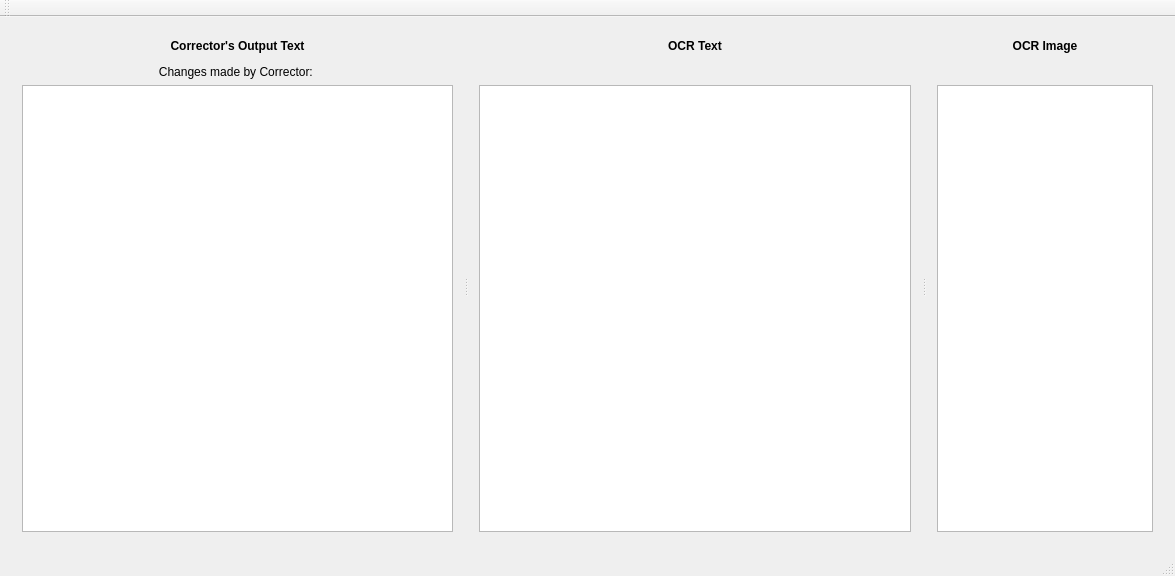
Old version of the form FrameWorkCode/interndiffview.ui in the repository UDAAN-LEAP/leap-pe-tool.
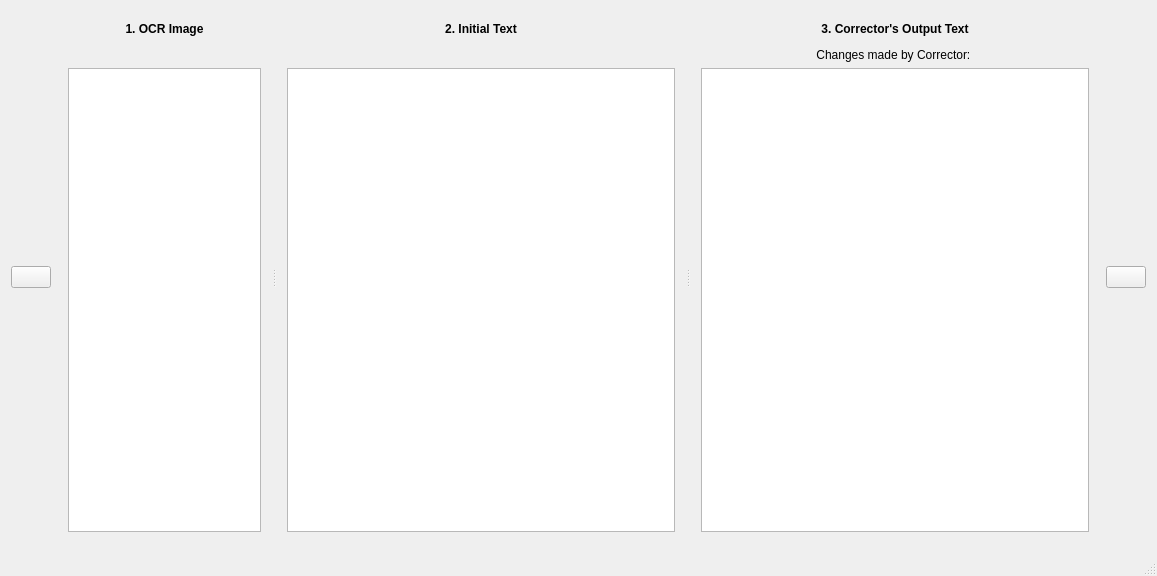
New version of the form. Icons and pictures are not drawn.

Commit message: Added Compare corrector and verifier

Diff of the .ui file:
```diff
--- a/FrameWorkCode/interndiffview.ui
+++ b/FrameWorkCode/interndiffview.ui
@@ -6,7 +6,7 @@
    <rect>
     <x>0</x>
     <y>0</y>
-    <width>1175</width>
+    <width>1157</width>
     <height>576</height>
    </rect>
   </property>
@@ -15,84 +15,28 @@
   </property>
   <widget class="QWidget" name="centralWidget">
    <layout class="QHBoxLayout" name="horizontalLayout">
+    <item>
+     <widget class="QPushButton" name="prevButton">
+      <property name="text">
+       <string/>
+      </property>
+      <property name="icon">
+       <iconset>
+        <normaloff>../../../../Downloads/previous.png</normaloff>../../../../Downloads/previous.png</iconset>
+      </property>
+     </widget>
+    </item>
     <item>
      <widget class="QSplitter" name="splitter">
       <property name="orientation">
        <enum>Qt::Horizontal</enum>
       </property>
-      <widget class="QWidget" name="">
+      <widget class="QWidget" name="layoutWidget">
        <layout class="QVBoxLayout" name="verticalLayout_3">
         <item>
-         <widget class="QLabel" name="InternLabel">
-          <property name="text">
-           <string>&lt;p&gt;&lt;b&gt;Corrector's Output Text&lt;/b&gt;&lt;/p&gt;Changes made by Corrector: </string>
-          </property>
-          <property name="alignment">
-           <set>Qt::AlignCenter</set>
-          </property>
-         </widget>
-        </item>
-        <item>
-         <widget class="QTextBrowser" name="current">
-          <property name="font">
-           <font>
-            <family>Shobhika</family>
-            <pointsize>11</pointsize>
-            <weight>75</weight>
-            <bold>true</bold>
-           </font>
-          </property>
-          <property name="html">
-           <string>&lt;!DOCTYPE HTML PUBLIC &quot;-//W3C//DTD HTML 4.0//EN&quot; &quot;http://www.w3.org/TR/REC-html40/strict.dtd&quot;&gt;
-&lt;html&gt;&lt;head&gt;&lt;meta name=&quot;qrichtext&quot; content=&quot;1&quot; /&gt;&lt;style type=&quot;text/css&quot;&gt;
-p, li { white-space: pre-wrap; }
-&lt;/style&gt;&lt;/head&gt;&lt;body style=&quot; font-family:'Shobhika'; font-size:11pt; font-weight:600; font-style:normal;&quot;&gt;
-&lt;p style=&quot;-qt-paragraph-type:empty; margin-top:0px; margin-bottom:0px; margin-left:0px; margin-right:0px; -qt-block-indent:0; text-indent:0px; font-weight:400;&quot;&gt;&lt;br /&gt;&lt;/p&gt;&lt;/body&gt;&lt;/html&gt;</string>
-          </property>
-         </widget>
-        </item>
-       </layout>
-      </widget>
-      <widget class="QWidget" name="">
-       <layout class="QVBoxLayout" name="verticalLayout">
-        <item>
-         <widget class="QLabel" name="OCRtextLabel">
-          <property name="text">
-           <string>&lt;p&gt;&lt;b&gt;OCR Text&lt;b&gt;&lt;/p&gt;
-&lt;p&gt; &lt;/p&gt;</string>
-          </property>
-          <property name="alignment">
-           <set>Qt::AlignCenter</set>
-          </property>
-         </widget>
-        </item>
-        <item>
-         <widget class="QTextBrowser" name="ocroutput">
-          <property name="font">
-           <font>
-            <family>Shobhika</family>
-            <pointsize>11</pointsize>
-            <weight>75</weight>
-            <bold>true</bold>
-           </font>
-          </property>
-          <property name="html">
-           <string>&lt;!DOCTYPE HTML PUBLIC &quot;-//W3C//DTD HTML 4.0//EN&quot; &quot;http://www.w3.org/TR/REC-html40/strict.dtd&quot;&gt;
-&lt;html&gt;&lt;head&gt;&lt;meta name=&quot;qrichtext&quot; content=&quot;1&quot; /&gt;&lt;style type=&quot;text/css&quot;&gt;
-p, li { white-space: pre-wrap; }
-&lt;/style&gt;&lt;/head&gt;&lt;body style=&quot; font-family:'Shobhika'; font-size:11pt; font-weight:600; font-style:normal;&quot;&gt;
-&lt;p style=&quot;-qt-paragraph-type:empty; margin-top:0px; margin-bottom:0px; margin-left:0px; margin-right:0px; -qt-block-indent:0; text-indent:0px; font-weight:400;&quot;&gt;&lt;br /&gt;&lt;/p&gt;&lt;/body&gt;&lt;/html&gt;</string>
-          </property>
-         </widget>
-        </item>
-       </layout>
-      </widget>
-      <widget class="QWidget" name="">
-       <layout class="QVBoxLayout" name="verticalLayout_2">
-        <item>
          <widget class="QLabel" name="label">
           <property name="text">
-           <string>&lt;p&gt;&lt;b&gt;OCR Image&lt;b&gt;&lt;/p&gt;
+           <string>&lt;p&gt;&lt;b&gt;1. OCR Image&lt;b&gt;&lt;/p&gt;
 &lt;p&gt; &lt;/p&gt;</string>
           </property>
           <property name="alignment">
@@ -120,6 +64,84 @@
         </item>
        </layout>
       </widget>
+      <widget class="QWidget" name="layoutWidget">
+       <layout class="QVBoxLayout" name="verticalLayout">
+        <item>
+         <widget class="QLabel" name="OCRtextLabel">
+          <property name="text">
+           <string>&lt;p&gt;&lt;b&gt;2. Initial Text&lt;b&gt;&lt;/p&gt;
+&lt;p&gt; &lt;/p&gt;</string>
+          </property>
+          <property name="alignment">
+           <set>Qt::AlignCenter</set>
+          </property>
+         </widget>
+        </item>
+        <item>
+         <widget class="QTextBrowser" name="ocroutput">
+          <property name="font">
+           <font>
+            <family>Shobhika</family>
+            <pointsize>11</pointsize>
+            <weight>75</weight>
+            <bold>true</bold>
+           </font>
+          </property>
+          <property name="html">
+           <string>&lt;!DOCTYPE HTML PUBLIC &quot;-//W3C//DTD HTML 4.0//EN&quot; &quot;http://www.w3.org/TR/REC-html40/strict.dtd&quot;&gt;
+&lt;html&gt;&lt;head&gt;&lt;meta name=&quot;qrichtext&quot; content=&quot;1&quot; /&gt;&lt;style type=&quot;text/css&quot;&gt;
+p, li { white-space: pre-wrap; }
+&lt;/style&gt;&lt;/head&gt;&lt;body style=&quot; font-family:'Shobhika'; font-size:11pt; font-weight:600; font-style:normal;&quot;&gt;
+&lt;p style=&quot;-qt-paragraph-type:empty; margin-top:0px; margin-bottom:0px; margin-left:0px; margin-right:0px; -qt-block-indent:0; text-indent:0px; font-weight:400;&quot;&gt;&lt;br /&gt;&lt;/p&gt;&lt;/body&gt;&lt;/html&gt;</string>
+          </property>
+         </widget>
+        </item>
+       </layout>
+      </widget>
+      <widget class="QWidget" name="layoutWidget">
+       <layout class="QVBoxLayout" name="verticalLayout_2">
+        <item>
+         <widget class="QLabel" name="InternLabel">
+          <property name="text">
+           <string>&lt;p&gt;&lt;b&gt;3. Corrector's Output Text&lt;/b&gt;&lt;/p&gt;Changes made by Corrector: </string>
+          </property>
+          <property name="alignment">
+           <set>Qt::AlignCenter</set>
+          </property>
+         </widget>
+        </item>
+        <item>
+         <widget class="QTextBrowser" name="current">
+          <property name="font">
+           <font>
+            <family>Shobhika</family>
+            <pointsize>11</pointsize>
+            <weight>75</weight>
+            <bold>true</bold>
+           </font>
+          </property>
+          <property name="html">
+           <string>&lt;!DOCTYPE HTML PUBLIC &quot;-//W3C//DTD HTML 4.0//EN&quot; &quot;http://www.w3.org/TR/REC-html40/strict.dtd&quot;&gt;
+&lt;html&gt;&lt;head&gt;&lt;meta name=&quot;qrichtext&quot; content=&quot;1&quot; /&gt;&lt;style type=&quot;text/css&quot;&gt;
+p, li { white-space: pre-wrap; }
+&lt;/style&gt;&lt;/head&gt;&lt;body style=&quot; font-family:'Shobhika'; font-size:11pt; font-weight:600; font-style:normal;&quot;&gt;
+&lt;p style=&quot;-qt-paragraph-type:empty; margin-top:0px; margin-bottom:0px; margin-left:0px; margin-right:0px; -qt-block-indent:0; text-indent:0px; font-weight:400;&quot;&gt;&lt;br /&gt;&lt;/p&gt;&lt;/body&gt;&lt;/html&gt;</string>
+          </property>
+         </widget>
+        </item>
+       </layout>
+      </widget>
+     </widget>
+    </item>
+    <item>
+     <widget class="QPushButton" name="NextButton">
+      <property name="text">
+       <string/>
+      </property>
+      <property name="icon">
+       <iconset>
+        <normaloff>../../../../Downloads/next.png</normaloff>../../../../Downloads/next.png</iconset>
+      </property>
      </widget>
     </item>
    </layout>
@@ -134,14 +156,6 @@
     </rect>
    </property>
   </widget>
-  <widget class="QToolBar" name="mainToolBar">
-   <attribute name="toolBarArea">
-    <enum>TopToolBarArea</enum>
-   </attribute>
-   <attribute name="toolBarBreak">
-    <bool>false</bool>
-   </attribute>
-  </widget>
   <widget class="QStatusBar" name="statusBar"/>
  </widget>
  <layoutdefault spacing="6" margin="11"/>
```
Left out of the diff: 2 changed lines with no effect on the pictures. The commit also changes 31 other files.
